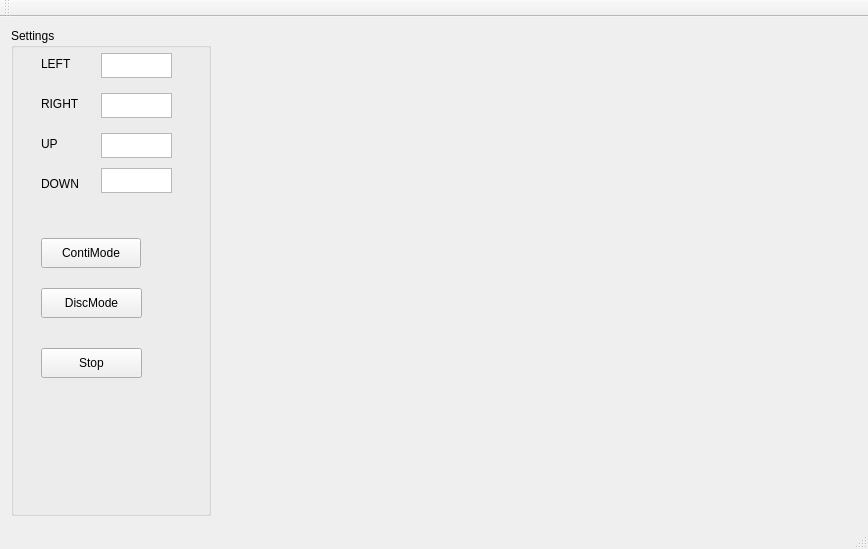
Before: the Qt Designer form CamShake/CamShake/camshake.ui in yl-1993/CamShake, drawn with Qt 5.
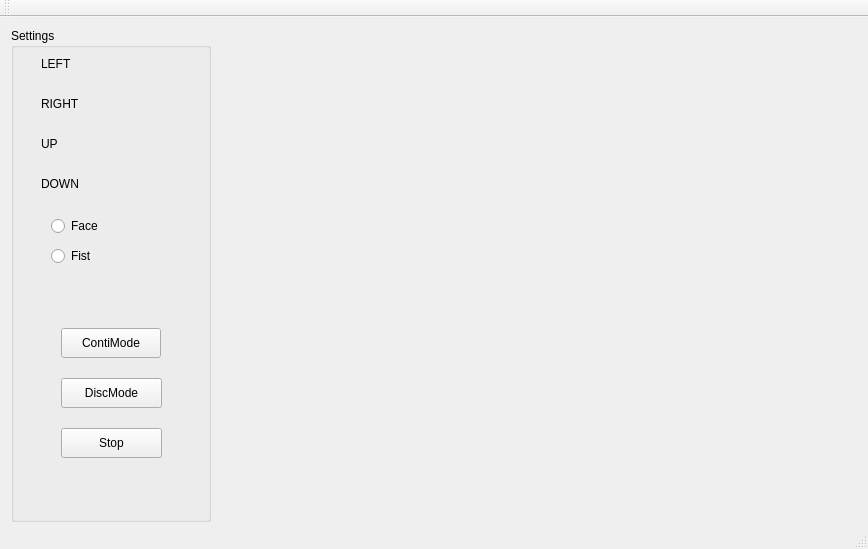
After: the same form once the commit is applied. Icons and pictures are not drawn. Custom widgets are drawn as their Qt base class.

The edit to the form file:
```diff
--- a/CamShake/CamShake/camshake.ui
+++ b/CamShake/CamShake/camshake.ui
@@ -2,6 +2,9 @@
 <ui version="4.0">
  <class>CamShakeClass</class>
  <widget class="QMainWindow" name="CamShakeClass">
+  <property name="enabled">
+   <bool>true</bool>
+  </property>
   <property name="geometry">
    <rect>
     <x>0</x>
@@ -10,6 +13,24 @@
     <height>549</height>
    </rect>
   </property>
+  <property name="sizePolicy">
+   <sizepolicy hsizetype="Preferred" vsizetype="Preferred">
+    <horstretch>0</horstretch>
+    <verstretch>0</verstretch>
+   </sizepolicy>
+  </property>
+  <property name="minimumSize">
+   <size>
+    <width>0</width>
+    <height>540</height>
+   </size>
+  </property>
+  <property name="maximumSize">
+   <size>
+    <width>16777215</width>
+    <height>549</height>
+   </size>
+  </property>
   <property name="windowTitle">
    <string>CamShake</string>
   </property>
@@ -18,6 +39,9 @@
   </property>
   <widget class="QWidget" name="centralWidget">
    <layout class="QHBoxLayout" name="horizontalLayout">
+    <property name="bottomMargin">
+     <number>5</number>
+    </property>
     <item>
      <widget class="QSplitter" name="splitter">
       <property name="sizePolicy">
@@ -36,8 +60,11 @@
        <enum>Qt::Vertical</enum>
       </property>
       <widget class="QGroupBox" name="groupBox">
+       <property name="enabled">
+        <bool>true</bool>
+       </property>
        <property name="sizePolicy">
-        <sizepolicy hsizetype="Preferred" vsizetype="Fixed">
+        <sizepolicy hsizetype="Preferred" vsizetype="Preferred">
          <horstretch>0</horstretch>
          <verstretch>0</verstretch>
         </sizepolicy>
@@ -45,7 +72,7 @@
        <property name="minimumSize">
         <size>
          <width>0</width>
-         <height>200</height>
+         <height>480</height>
         </size>
        </property>
        <property name="styleSheet">
@@ -54,7 +81,7 @@
        <property name="title">
         <string>Settings</string>
        </property>
-       <widget class="QPlainTextEdit" name="plainTextEdit">
+       <widget class="MyQPlainTextEdit" name="plainTextEdit" native="true">
         <property name="geometry">
          <rect>
           <x>90</x>
@@ -63,20 +90,8 @@
           <height>25</height>
          </rect>
         </property>
-        <property name="verticalScrollBarPolicy">
-         <enum>Qt::ScrollBarAlwaysOff</enum>
-        </property>
-        <property name="horizontalScrollBarPolicy">
-         <enum>Qt::ScrollBarAlwaysOff</enum>
-        </property>
-        <property name="lineWrapMode">
-         <enum>QPlainTextEdit::WidgetWidth</enum>
-        </property>
-        <property name="centerOnScroll">
-         <bool>false</bool>
-        </property>
        </widget>
-       <widget class="QPlainTextEdit" name="plainTextEdit_2">
+       <widget class="MyQPlainTextEdit" name="plainTextEdit_2" native="true">
         <property name="geometry">
          <rect>
           <x>90</x>
@@ -85,14 +100,8 @@
           <height>25</height>
          </rect>
         </property>
-        <property name="verticalScrollBarPolicy">
-         <enum>Qt::ScrollBarAlwaysOff</enum>
-        </property>
-        <property name="horizontalScrollBarPolicy">
-         <enum>Qt::ScrollBarAlwaysOff</enum>
-        </property>
        </widget>
-       <widget class="QPlainTextEdit" name="plainTextEdit_3">
+       <widget class="MyQPlainTextEdit" name="plainTextEdit_3" native="true">
         <property name="geometry">
          <rect>
           <x>90</x>
@@ -101,14 +110,8 @@
           <height>25</height>
          </rect>
         </property>
-        <property name="verticalScrollBarPolicy">
-         <enum>Qt::ScrollBarAlwaysOff</enum>
-        </property>
-        <property name="horizontalScrollBarPolicy">
-         <enum>Qt::ScrollBarAlwaysOff</enum>
-        </property>
        </widget>
-       <widget class="QPlainTextEdit" name="plainTextEdit_7">
+       <widget class="MyQPlainTextEdit" name="plainTextEdit_7" native="true">
         <property name="geometry">
          <rect>
           <x>90</x>
@@ -117,9 +120,6 @@
           <height>25</height>
          </rect>
         </property>
-        <property name="verticalScrollBarPolicy">
-         <enum>Qt::ScrollBarAlwaysOff</enum>
-        </property>
        </widget>
        <widget class="QLabel" name="label">
         <property name="geometry">
@@ -182,8 +182,8 @@
         </property>
         <property name="geometry">
          <rect>
-          <x>30</x>
-          <y>210</y>
+          <x>50</x>
+          <y>300</y>
           <width>100</width>
           <height>30</height>
          </rect>
@@ -219,8 +219,8 @@
         </property>
         <property name="geometry">
          <rect>
-          <x>30</x>
-          <y>260</y>
+          <x>50</x>
+          <y>350</y>
           <width>101</width>
           <height>30</height>
          </rect>
@@ -250,8 +250,8 @@
         </property>
         <property name="geometry">
          <rect>
-          <x>30</x>
-          <y>320</y>
+          <x>50</x>
+          <y>400</y>
           <width>101</width>
           <height>30</height>
          </rect>
@@ -266,6 +266,32 @@
          <string>Stop</string>
         </property>
        </widget>
+       <widget class="QRadioButton" name="Face">
+        <property name="geometry">
+         <rect>
+          <x>40</x>
+          <y>190</y>
+          <width>89</width>
+          <height>16</height>
+         </rect>
+        </property>
+        <property name="text">
+         <string>Face</string>
+        </property>
+       </widget>
+       <widget class="QRadioButton" name="Fist">
+        <property name="geometry">
+         <rect>
+          <x>40</x>
+          <y>220</y>
+          <width>89</width>
+          <height>16</height>
+         </rect>
+        </property>
+        <property name="text">
+         <string>Fist</string>
+        </property>
+       </widget>
       </widget>
      </widget>
     </item>
@@ -286,6 +312,12 @@
       <property name="styleSheet">
        <string notr="true">background-image: url(:/CamShake/bk);</string>
       </property>
+      <property name="frameShape">
+       <enum>QFrame::NoFrame</enum>
+      </property>
+      <property name="frameShadow">
+       <enum>QFrame::Sunken</enum>
+      </property>
       <property name="text">
        <string/>
       </property>
@@ -314,6 +346,13 @@
   <widget class="QStatusBar" name="statusBar"/>
  </widget>
  <layoutdefault spacing="6" margin="11"/>
+ <customwidgets>
+  <customwidget>
+   <class>MyQPlainTextEdit</class>
+   <extends>QWidget</extends>
+   <header>myqplaintextedit.h</header>
+  </customwidget>
+ </customwidgets>
  <resources>
   <include location="camshake.qrc"/>
  </resources>
```
Left out of the diff: 10 changed lines with no effect on the pictures.
